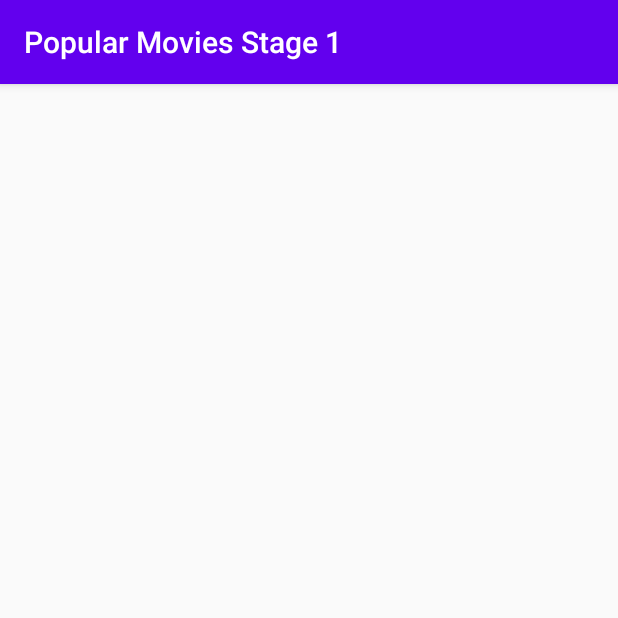
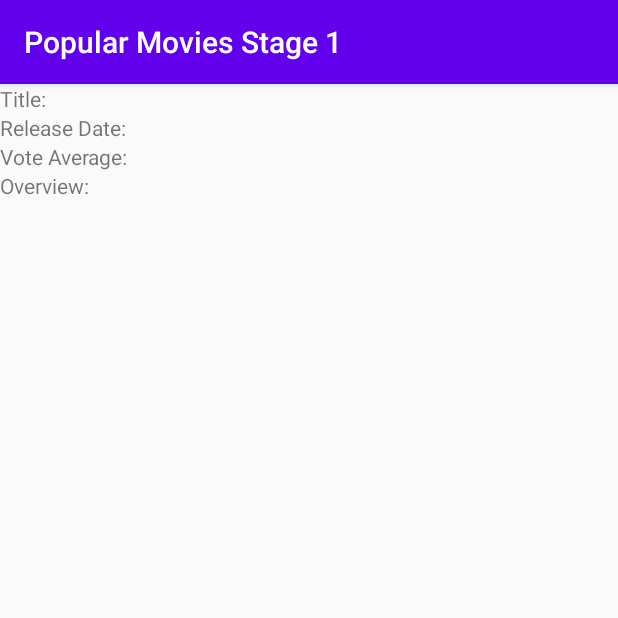
Before and after one commit to mtayyabnaeem/android-popular-movies-stage-1, an Android app: the MovieDetailsActivity screen opened directly, with no data from a screen before it, on a phone screen of 412 x 824 dp, the top half of it. Run offline under Robolectric (Android 15) with nearby library versions, the phone set to English and light mode, and no system bars; our stand-ins replace Picasso; pictures from the network do not load.

Commit message:
App runs both Api calls. MovieDetailsActivity still needs data to be shown.

```diff
--- a/app/src/main/java/com/example/popularmoviesstage1/JsonPlaceHolderApi.java
+++ b/app/src/main/java/com/example/popularmoviesstage1/JsonPlaceHolderApi.java
@@ -8,5 +8,8 @@ import retrofit2.http.GET;
 public interface JsonPlaceHolderApi {
 
     @GET("movie/popular?api_key=56e13caa83283369bdc35dba762d6723")
-    Call<MovieResponse> getPosts();
+    Call<MovieResponse> getPopular();
+
+    @GET("movie/top_rated?api_key=56e13caa83283369bdc35dba762d6723")
+    Call<MovieResponse> getTopRated();
 }
--- a/app/src/main/java/com/example/popularmoviesstage1/MovieDetailsActivity.java
+++ b/app/src/main/java/com/example/popularmoviesstage1/MovieDetailsActivity.java
@@ -1,14 +1,49 @@
 package com.example.popularmoviesstage1;
 
+import android.content.Intent;
+import android.graphics.Movie;
+import android.media.Image;
 import android.support.v7.app.AppCompatActivity;
 import android.os.Bundle;
+import android.util.Log;
+import android.widget.ImageView;
+import android.widget.TextView;
+import android.widget.Toast;
+
+import com.squareup.picasso.Picasso;
+
+import org.w3c.dom.Text;
+
+import java.net.CookieHandler;
 
 public class MovieDetailsActivity extends AppCompatActivity {
     public static final String EXTRA_POSITION = "extra_position";
+
+Post post;
+ImageView poster;
+
+TextView title, releaseDate, voteAverage, overview;
 
     @Override
     protected void onCreate(Bundle savedInstanceState) {
         super.onCreate(savedInstanceState);
         setContentView(R.layout.activity_movie_details);
+
+        poster = findViewById(R.id.movie_poster);
+
+        title = findViewById(R.id.title);
+
+        releaseDate = findViewById(R.id.release_date);
+
+        voteAverage = findViewById(R.id.vote_average);
+
+        overview = findViewById(R.id.overview);
+
+
+//        String imageUri = "https://i.imgur.com/tGbaZCY.jpg";
+//        ImageView ivBasicImage = (ImageView) findViewById(R.id.ivBasicImage);
+//        Picasso.get().load(imageUri).into(ivBasicImage);
+
+
     }
 }
--- a/app/src/main/res/layout/activity_movie_details.xml
+++ b/app/src/main/res/layout/activity_movie_details.xml
@@ -1,9 +1,40 @@
 <?xml version="1.0" encoding="utf-8"?>
-<android.support.constraint.ConstraintLayout xmlns:android="http://schemas.android.com/apk/res/android"
-    xmlns:app="http://schemas.android.com/apk/res-auto"
+<LinearLayout xmlns:android="http://schemas.android.com/apk/res/android"
     xmlns:tools="http://schemas.android.com/tools"
     android:layout_width="match_parent"
     android:layout_height="match_parent"
+    android:orientation="vertical"
     tools:context=".MovieDetailsActivity">
 
-</android.support.constraint.ConstraintLayout>
+    <ImageView
+        android:id="@+id/movie_poster"
+        android:layout_width="wrap_content"
+        android:layout_height="wrap_content"/>
+
+
+    <TextView
+        android:id="@+id/title"
+        android:text="Title:"
+        android:layout_width="wrap_content"
+        android:layout_height="wrap_content"/>
+
+    <TextView
+        android:id="@+id/release_date"
+        android:text="Release Date:"
+        android:layout_width="wrap_content"
+        android:layout_height="wrap_content"/>
+
+    <TextView
+        android:id="@+id/vote_average"
+        android:text="Vote Average:"
+        android:layout_width="wrap_content"
+        android:layout_height="wrap_content"/>
+
+    <TextView
+        android:id="@+id/overview"
+        android:text="Overview:"
+        android:layout_width="wrap_content"
+        android:layout_height="wrap_content"/>
+
+
+</LinearLayout>
```
Also changed, not shown: app/src/main/java/com/example/popularmoviesstage1/MovieResponse.java (+5 -2 lines), app/src/main/java/com/example/popularmoviesstage1/PopularMoviesActivity.java (+69 -4 lines), app/src/main/java/com/example/popularmoviesstage1/PopularMoviesAdapter.java (+4 -4 lines), app/src/main/java/com/example/popularmoviesstage1/Post.java (+15 -0 lines), app/src/main/res/drawable/ic_icon.xml (added, +10 -0 lines), app/src/main/res/menu/menu.xml (added, +17 -0 lines).
